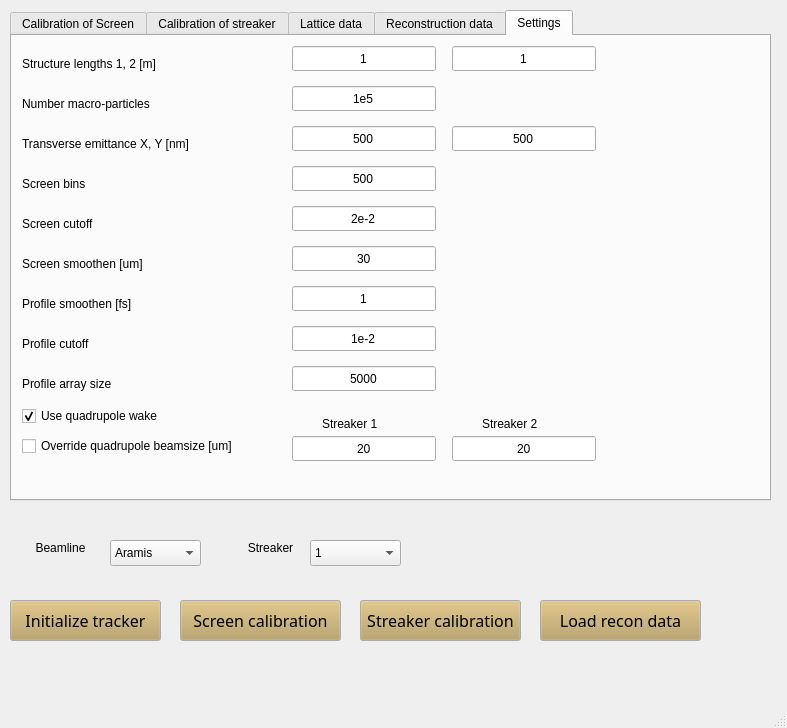
This is GUI.ui in pdijksta/WakefieldAnalysis as Qt 5 draws it before an edit. The edited form follows.
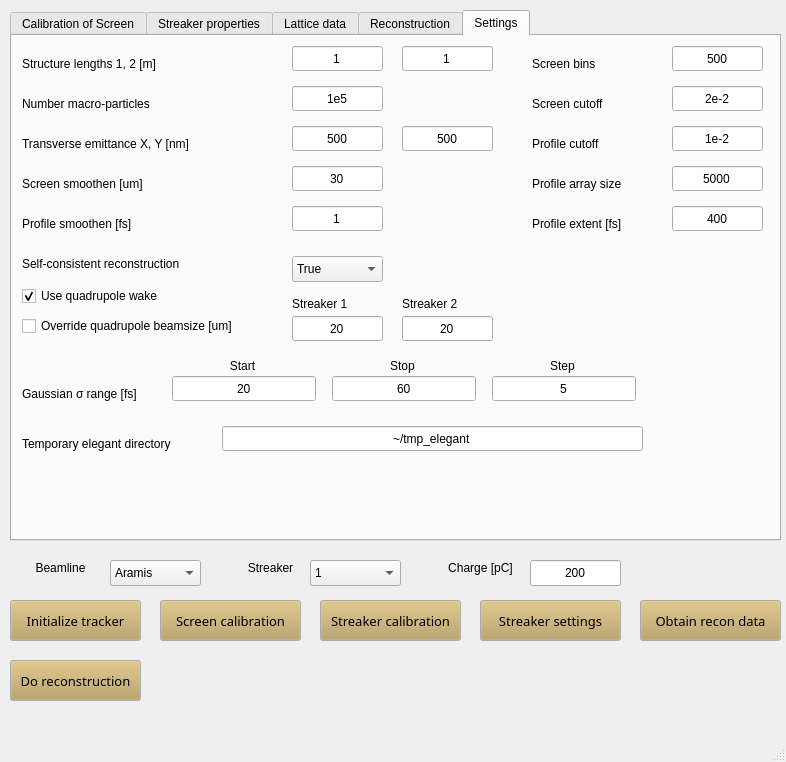
This is the edited form. The open tabs and pages were chosen to show the change.

The edit to the form file:
```diff
--- a/GUI.ui
+++ b/GUI.ui
@@ -6,8 +6,8 @@
    <rect>
     <x>0</x>
     <y>0</y>
-    <width>787</width>
-    <height>728</height>
+    <width>786</width>
+    <height>762</height>
    </rect>
   </property>
   <property name="windowTitle">
@@ -19,8 +19,8 @@
      <rect>
       <x>10</x>
       <y>10</y>
-      <width>761</width>
-      <height>491</height>
+      <width>771</width>
+      <height>531</height>
      </rect>
     </property>
     <property name="currentIndex">
@@ -193,7 +193,7 @@
     </widget>
     <widget class="QWidget" name="tab">
      <attribute name="title">
-      <string>Calibration of streaker</string>
+      <string>Streaker properties</string>
      </attribute>
      <widget class="QLineEdit" name="StreakerDirect">
       <property name="geometry">
@@ -315,7 +315,7 @@
     </widget>
     <widget class="QWidget" name="tab_3">
      <attribute name="title">
-      <string>Reconstruction data</string>
+      <string>Reconstruction</string>
      </attribute>
      <widget class="QLineEdit" name="ImportCalibration_2">
       <property name="geometry">
@@ -459,7 +459,7 @@
        <rect>
         <x>280</x>
         <y>10</y>
-        <width>144</width>
+        <width>91</width>
         <height>25</height>
        </rect>
       </property>
@@ -475,7 +475,7 @@
        <rect>
         <x>280</x>
         <y>90</y>
-        <width>144</width>
+        <width>91</width>
         <height>25</height>
        </rect>
       </property>
@@ -489,9 +489,9 @@
      <widget class="QLineEdit" name="TransEmittanceY">
       <property name="geometry">
        <rect>
-        <x>440</x>
+        <x>390</x>
         <y>90</y>
-        <width>144</width>
+        <width>91</width>
         <height>25</height>
        </rect>
       </property>
@@ -505,9 +505,9 @@
      <widget class="QLineEdit" name="StructLength2">
       <property name="geometry">
        <rect>
-        <x>440</x>
+        <x>390</x>
         <y>10</y>
-        <width>144</width>
+        <width>91</width>
         <height>25</height>
        </rect>
       </property>
@@ -523,7 +523,7 @@
        <rect>
         <x>280</x>
         <y>50</y>
-        <width>144</width>
+        <width>91</width>
         <height>25</height>
        </rect>
       </property>
@@ -537,9 +537,9 @@
      <widget class="QLineEdit" name="ScreenBins">
       <property name="geometry">
        <rect>
-        <x>280</x>
-        <y>130</y>
-        <width>144</width>
+        <x>660</x>
+        <y>10</y>
+        <width>91</width>
         <height>25</height>
        </rect>
       </property>
@@ -566,8 +566,8 @@
      <widget class="QLabel" name="label_11">
       <property name="geometry">
        <rect>
-        <x>10</x>
-        <y>180</y>
+        <x>520</x>
+        <y>60</y>
         <width>161</width>
         <height>16</height>
        </rect>
@@ -580,7 +580,7 @@
       <property name="geometry">
        <rect>
         <x>10</x>
-        <y>220</y>
+        <y>140</y>
         <width>161</width>
         <height>16</height>
        </rect>
@@ -605,8 +605,8 @@
      <widget class="QLabel" name="label_10">
       <property name="geometry">
        <rect>
-        <x>10</x>
-        <y>140</y>
+        <x>520</x>
+        <y>20</y>
         <width>161</width>
         <height>16</height>
        </rect>
@@ -618,8 +618,8 @@
      <widget class="QLabel" name="label_13">
       <property name="geometry">
        <rect>
-        <x>10</x>
-        <y>300</y>
+        <x>520</x>
+        <y>100</y>
         <width>161</width>
         <height>16</height>
        </rect>
@@ -631,8 +631,8 @@
      <widget class="QLabel" name="label_14">
       <property name="geometry">
        <rect>
-        <x>10</x>
-        <y>340</y>
+        <x>520</x>
+        <y>140</y>
         <width>161</width>
         <height>16</height>
        </rect>
@@ -644,9 +644,9 @@
      <widget class="QLineEdit" name="ScreenLength">
       <property name="geometry">
        <rect>
-        <x>280</x>
-        <y>330</y>
-        <width>144</width>
+        <x>660</x>
+        <y>130</y>
+        <width>91</width>
         <height>25</height>
        </rect>
       </property>
@@ -660,9 +660,9 @@
      <widget class="QLineEdit" name="ProfileCutoff">
       <property name="geometry">
        <rect>
-        <x>280</x>
-        <y>290</y>
-        <width>144</width>
+        <x>660</x>
+        <y>90</y>
+        <width>91</width>
         <height>25</height>
        </rect>
       </property>
@@ -677,8 +677,8 @@
       <property name="geometry">
        <rect>
         <x>280</x>
-        <y>210</y>
-        <width>144</width>
+        <y>130</y>
+        <width>91</width>
         <height>25</height>
        </rect>
       </property>
@@ -692,9 +692,9 @@
      <widget class="QLineEdit" name="ScreenCutoff">
       <property name="geometry">
        <rect>
-        <x>280</x>
-        <y>170</y>
-        <width>144</width>
+        <x>660</x>
+        <y>50</y>
+        <width>91</width>
         <height>25</height>
        </rect>
       </property>
@@ -709,7 +709,7 @@
       <property name="geometry">
        <rect>
         <x>10</x>
-        <y>370</y>
+        <y>250</y>
         <width>201</width>
         <height>20</height>
        </rect>
@@ -725,8 +725,8 @@
       <property name="geometry">
        <rect>
         <x>280</x>
-        <y>400</y>
-        <width>144</width>
+        <y>280</y>
+        <width>91</width>
         <height>25</height>
        </rect>
       </property>
@@ -740,9 +740,9 @@
      <widget class="QLineEdit" name="QuadBeamsize2">
       <property name="geometry">
        <rect>
-        <x>440</x>
-        <y>400</y>
-        <width>144</width>
+        <x>390</x>
+        <y>280</y>
+        <width>91</width>
         <height>25</height>
        </rect>
       </property>
@@ -757,7 +757,7 @@
       <property name="geometry">
        <rect>
         <x>10</x>
-        <y>400</y>
+        <y>280</y>
         <width>271</width>
         <height>20</height>
        </rect>
@@ -772,8 +772,8 @@
      <widget class="QLabel" name="label_15">
       <property name="geometry">
        <rect>
-        <x>310</x>
-        <y>380</y>
+        <x>280</x>
+        <y>260</y>
         <width>91</width>
         <height>16</height>
        </rect>
@@ -785,8 +785,8 @@
      <widget class="QLabel" name="label_16">
       <property name="geometry">
        <rect>
-        <x>470</x>
-        <y>380</y>
+        <x>390</x>
+        <y>260</y>
         <width>91</width>
         <height>16</height>
        </rect>
@@ -799,7 +799,7 @@
       <property name="geometry">
        <rect>
         <x>10</x>
-        <y>260</y>
+        <y>180</y>
         <width>161</width>
         <height>16</height>
        </rect>
@@ -812,8 +812,8 @@
       <property name="geometry">
        <rect>
         <x>280</x>
-        <y>250</y>
-        <width>144</width>
+        <y>170</y>
+        <width>91</width>
         <height>25</height>
        </rect>
       </property>
@@ -824,6 +824,212 @@
        <set>Qt::AlignCenter</set>
       </property>
      </widget>
+     <widget class="QLabel" name="label_31">
+      <property name="geometry">
+       <rect>
+        <x>10</x>
+        <y>350</y>
+        <width>161</width>
+        <height>16</height>
+       </rect>
+      </property>
+      <property name="text">
+       <string>Gaussian σ range [fs]</string>
+      </property>
+     </widget>
+     <widget class="QLineEdit" name="SigTfsStart">
+      <property name="geometry">
+       <rect>
+        <x>160</x>
+        <y>340</y>
+        <width>144</width>
+        <height>25</height>
+       </rect>
+      </property>
+      <property name="text">
+       <string>20</string>
+      </property>
+      <property name="alignment">
+       <set>Qt::AlignCenter</set>
+      </property>
+     </widget>
+     <widget class="QLabel" name="label_33">
+      <property name="geometry">
+       <rect>
+        <x>160</x>
+        <y>320</y>
+        <width>141</width>
+        <height>20</height>
+       </rect>
+      </property>
+      <property name="text">
+       <string>Start</string>
+      </property>
+      <property name="alignment">
+       <set>Qt::AlignCenter</set>
+      </property>
+     </widget>
+     <widget class="QLineEdit" name="SigTfsStop">
+      <property name="geometry">
+       <rect>
+        <x>320</x>
+        <y>340</y>
+        <width>144</width>
+        <height>25</height>
+       </rect>
+      </property>
+      <property name="text">
+       <string>60</string>
+      </property>
+      <property name="alignment">
+       <set>Qt::AlignCenter</set>
+      </property>
+     </widget>
+     <widget class="QLabel" name="label_34">
+      <property name="geometry">
+       <rect>
+        <x>320</x>
+        <y>320</y>
+        <width>141</width>
+        <height>20</height>
+       </rect>
+      </property>
+      <property name="text">
+       <string>Stop</string>
+      </property>
+      <property name="alignment">
+       <set>Qt::AlignCenter</set>
+      </property>
+     </widget>
+     <widget class="QLineEdit" name="SigTfsStep">
+      <property name="geometry">
+       <rect>
+        <x>480</x>
+        <y>340</y>
+        <width>144</width>
+        <height>25</height>
+       </rect>
+      </property>
+      <property name="text">
+       <string>5</string>
+      </property>
+      <property name="alignment">
+       <set>Qt::AlignCenter</set>
+      </property>
+     </widget>
+     <widget class="QLabel" name="label_35">
+      <property name="geometry">
+       <rect>
+        <x>480</x>
+        <y>320</y>
+        <width>141</width>
+        <height>20</height>
+       </rect>
+      </property>
+      <property name="text">
+       <string>Step</string>
+      </property>
+      <property name="alignment">
+       <set>Qt::AlignCenter</set>
+      </property>
+     </widget>
+     <widget class="QLabel" name="label_36">
+      <property name="geometry">
+       <rect>
+        <x>520</x>
+        <y>180</y>
+        <width>121</width>
+        <height>16</height>
+       </rect>
+      </property>
+      <property name="text">
+       <string>Profile extent [fs]</string>
+      </property>
+     </widget>
+     <widget class="QLineEdit" name="ProfileExtent">
+      <property name="geometry">
+       <rect>
+        <x>660</x>
+        <y>170</y>
+        <width>91</width>
+        <height>25</height>
+       </rect>
+      </property>
+      <property name="text">
+       <string>400</string>
+      </property>
+      <property name="alignment">
+       <set>Qt::AlignCenter</set>
+      </property>
+     </widget>
+     <widget class="QComboBox" name="SelfConsistentSelect">
+      <property name="geometry">
+       <rect>
+        <x>280</x>
+        <y>220</y>
+        <width>91</width>
+        <height>26</height>
+       </rect>
+      </property>
+      <property name="currentIndex">
+       <number>0</number>
+      </property>
+      <item>
+       <property name="text">
+        <string>True</string>
+       </property>
+      </item>
+      <item>
+       <property name="text">
+        <string>False</string>
+       </property>
+      </item>
+     </widget>
+     <widget class="QLabel" name="label_38">
+      <property name="geometry">
+       <rect>
+        <x>10</x>
+        <y>220</y>
+        <width>211</width>
+        <height>16</height>
+       </rect>
+      </property>
+      <property name="text">
+       <string>Self-consistent reconstruction</string>
+      </property>
+      <property name="alignment">
+       <set>Qt::AlignLeading|Qt::AlignLeft|Qt::AlignVCenter</set>
+      </property>
+     </widget>
+     <widget class="QLabel" name="label_39">
+      <property name="geometry">
+       <rect>
+        <x>10</x>
+        <y>400</y>
+        <width>201</width>
+        <height>16</height>
+       </rect>
+      </property>
+      <property name="text">
+       <string>Temporary elegant directory</string>
+      </property>
+     </widget>
+     <widget class="QLineEdit" name="TmpDir">
+      <property name="geometry">
+       <rect>
+        <x>210</x>
+        <y>390</y>
+        <width>421</width>
+        <height>25</height>
+       </rect>
+      </property>
+      <property name="text">
+       <string>~/tmp_elegant</string>
+      </property>
+      <property name="alignment">
+       <set>Qt::AlignCenter</set>
+      </property>
+     </widget>
     </widget>
    </widget>
    <widget class="QPushButton" name="InitializeTracker">
@@ -831,7 +1037,7 @@
      <rect>
       <x>10</x>
       <y>600</y>
-      <width>151</width>
+      <width>131</width>
       <height>41</height>
      </rect>
     </property>
@@ -875,7 +1081,7 @@
     <property name="font">
      <font>
       <family>Sans Serif</family>
-      <pointsize>12</pointsize>
+      <pointsize>10</pointsize>
      </font>
     </property>
     <property name="text">
@@ -885,9 +1091,9 @@
    <widget class="QPushButton" name="CalibrateScreen">
     <property name="geometry">
      <rect>
-      <x>180</x>
+      <x>160</x>
       <y>600</y>
-      <width>161</width>
+      <width>141</width>
       <height>41</height>
      </rect>
     </property>
@@ -931,7 +1137,7 @@
     <property name="font">
      <font>
       <family>Sans Serif</family>
-      <pointsize>12</pointsize>
+      <pointsize>10</pointsize>
      </font>
     </property>
     <property name="text">
@@ -941,9 +1147,9 @@
    <widget class="QPushButton" name="CalibrateStreaker">
     <property name="geometry">
      <rect>
-      <x>360</x>
+      <x>320</x>
       <y>600</y>
-      <width>161</width>
+      <width>141</width>
       <height>41</height>
      </rect>
     </property>
@@ -987,7 +1193,7 @@
     <property name="font">
      <font>
       <family>Sans Serif</family>
-      <pointsize>12</pointsize>
+      <pointsize>10</pointsize>
      </font>
     </property>
     <property name="text">
@@ -998,7 +1204,7 @@
     <property name="geometry">
      <rect>
       <x>310</x>
-      <y>540</y>
+      <y>560</y>
       <width>91</width>
       <height>26</height>
      </rect>
@@ -1021,7 +1227,7 @@
     <property name="geometry">
      <rect>
       <x>210</x>
-      <y>540</y>
+      <y>560</y>
       <width>121</width>
       <height>16</height>
      </rect>
@@ -1037,7 +1243,7 @@
     <property name="geometry">
      <rect>
       <x>110</x>
-      <y>540</y>
+      <y>560</y>
       <width>91</width>
       <height>26</height>
      </rect>
@@ -1055,7 +1261,7 @@
     <property name="geometry">
      <rect>
       <x>0</x>
-      <y>540</y>
+      <y>560</y>
       <width>121</width>
       <height>16</height>
      </rect>
@@ -1070,9 +1276,9 @@
    <widget class="QPushButton" name="LoadReconstructionData">
     <property name="geometry">
      <rect>
-      <x>540</x>
+      <x>640</x>
       <y>600</y>
-      <width>161</width>
+      <width>141</width>
       <height>41</height>
      </rect>
     </property>
@@ -1116,11 +1322,155 @@
     <property name="font">
      <font>
       <family>Sans Serif</family>
-      <pointsize>12</pointsize>
+      <pointsize>10</pointsize>
      </font>
     </property>
     <property name="text">
-     <string>Load recon data</string>
+     <string>Obtain recon data</string>
+    </property>
+   </widget>
+   <widget class="QPushButton" name="DoReconstruction">
+    <property name="geometry">
+     <rect>
+      <x>10</x>
+      <y>660</y>
+      <width>131</width>
+      <height>41</height>
+     </rect>
+    </property>
+    <property name="palette">
+     <palette>
+      <active>
+       <colorrole role="Button">
+        <brush brushstyle="SolidPattern">
+         <color alpha="255">
+          <red>183</red>
+          <green>157</green>
+          <blue>92</blue>
+         </color>
+        </brush>
+       </colorrole>
+      </active>
+      <inactive>
+       <colorrole role="Button">
+        <brush brushstyle="SolidPattern">
+         <color alpha="255">
+          <red>183</red>
+          <green>157</green>
+          <blue>92</blue>
+         </color>
+        </brush>
+       </colorrole>
+      </inactive>
+      <disabled>
+       <colorrole role="Button">
+        <brush brushstyle="SolidPattern">
+         <color alpha="255">
+          <red>183</red>
+          <green>157</green>
+          <blue>92</blue>
+         </color>
+        </brush>
+       </colorrole>
+      </disabled>
+     </palette>
+    </property>
+    <property name="font">
+     <font>
+      <family>Sans Serif</family>
+      <pointsize>10</pointsize>
+     </font>
+    </property>
+    <property name="text">
+     <string>Do reconstruction</string>
+    </property>
+   </widget>
+   <widget class="QPushButton" name="SetStreaker">
+    <property name="geometry">
+     <rect>
+      <x>480</x>
+      <y>600</y>
+      <width>141</width>
+      <height>41</height>
+     </rect>
+    </property>
+    <property name="palette">
+     <palette>
+      <active>
+       <colorrole role="Button">
+        <brush brushstyle="SolidPattern">
+         <color alpha="255">
+          <red>183</red>
+          <green>157</green>
+          <blue>92</blue>
+         </color>
+        </brush>
+       </colorrole>
+      </active>
+      <inactive>
+       <colorrole role="Button">
+        <brush brushstyle="SolidPattern">
+         <color alpha="255">
+          <red>183</red>
+          <green>157</green>
+          <blue>92</blue>
+         </color>
+        </brush>
+       </colorrole>
+      </inactive>
+      <disabled>
+       <colorrole role="Button">
+        <brush brushstyle="SolidPattern">
+         <color alpha="255">
+          <red>183</red>
+          <green>157</green>
+          <blue>92</blue>
+         </color>
+        </brush>
+       </colorrole>
+      </disabled>
+     </palette>
+    </property>
+    <property name="font">
+     <font>
+      <family>Sans Serif</family>
+      <pointsize>10</pointsize>
+     </font>
+    </property>
+    <property name="text">
+     <string>Streaker settings</string>
+    </property>
+   </widget>
+   <widget class="QLabel" name="label_37">
+    <property name="geometry">
+     <rect>
+      <x>420</x>
+      <y>560</y>
+      <width>121</width>
+      <height>16</height>
+     </rect>
+    </property>
+    <property name="text">
+     <string>Charge [pC]</string>
+    </property>
+    <property name="alignment">
+     <set>Qt::AlignCenter</set>
+    </property>
+   </widget>
+   <widget class="QLineEdit" name="Charge">
+    <property name="geometry">
+     <rect>
+      <x>530</x>
+      <y>560</y>
+      <width>91</width>
+      <height>26</height>
+     </rect>
+    </property>
+    <property name="text">
+     <string>200</string>
+    </property>
+    <property name="alignment">
+     <set>Qt::AlignCenter</set>
     </property>
    </widget>
   </widget>
```
Left out of the diff: 312 changed lines with no effect on the pictures.
